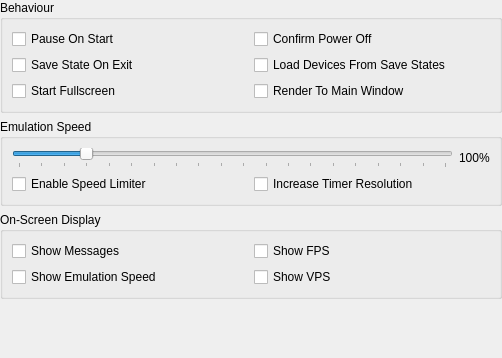
This is src/duckstation-qt/generalsettingswidget.ui in kofxi3584karlayang/duckstation as Qt 5 draws it before an edit. The edited form follows.
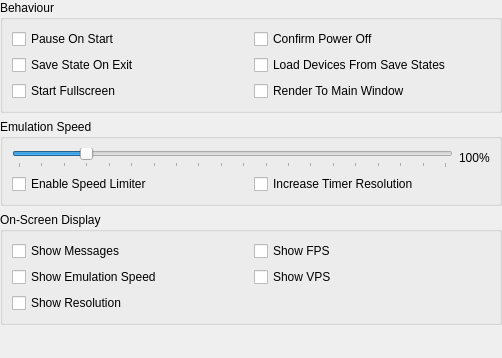
This is the edited form.

Commit message: OSD: Add option to show display resolution

```diff
--- a/src/duckstation-qt/generalsettingswidget.ui
+++ b/src/duckstation-qt/generalsettingswidget.ui
@@ -173,6 +173,13 @@
         </property>
        </widget>
       </item>
+      <item row="4" column="0">
+       <widget class="QCheckBox" name="showResolution">
+        <property name="text">
+         <string>Show Resolution</string>
+        </property>
+       </widget>
+      </item>
      </layout>
     </widget>
    </item>
```
The commit also changes 9 other files.
